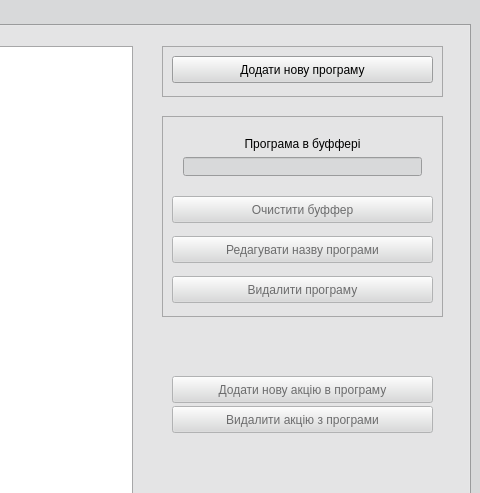
landrew31/db_course_work, file sale_department.ui: the form before one commit; both pictures show x 880 to 1360 and y 0 to 493 of the 1360 by 760 pixel window.
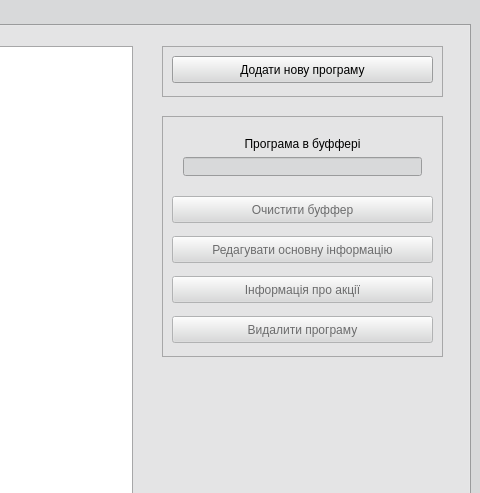
The form after the commit.

Commit message: program info window done & card info started

```diff
--- a/sale_department.ui
+++ b/sale_department.ui
@@ -780,38 +780,6 @@
        </rect>
       </property>
      </widget>
-     <widget class="QPushButton" name="add_new_action_to_program_button">
-      <property name="enabled">
-       <bool>false</bool>
-      </property>
-      <property name="geometry">
-       <rect>
-        <x>1050</x>
-        <y>350</y>
-        <width>261</width>
-        <height>27</height>
-       </rect>
-      </property>
-      <property name="text">
-       <string>Додати нову акцію в програму</string>
-      </property>
-     </widget>
-     <widget class="QPushButton" name="delete_action_from_program_button">
-      <property name="enabled">
-       <bool>false</bool>
-      </property>
-      <property name="geometry">
-       <rect>
-        <x>1050</x>
-        <y>380</y>
-        <width>261</width>
-        <height>27</height>
-       </rect>
-      </property>
-      <property name="text">
-       <string>Видалити акцію з програми</string>
-      </property>
-     </widget>
      <widget class="QFrame" name="frame_3">
       <property name="geometry">
        <rect>
@@ -847,7 +815,7 @@
         <x>1040</x>
         <y>90</y>
         <width>281</width>
-        <height>201</height>
+        <height>241</height>
        </rect>
       </property>
       <property name="frameShape">
@@ -898,7 +866,7 @@
         </rect>
        </property>
        <property name="text">
-        <string>Редагувати назву програми</string>
+        <string>Редагувати основну інформацію</string>
        </property>
       </widget>
       <widget class="QPushButton" name="delete_program_button">
@@ -908,7 +876,7 @@
        <property name="geometry">
         <rect>
          <x>10</x>
-         <y>160</y>
+         <y>200</y>
          <width>261</width>
          <height>27</height>
         </rect>
@@ -933,6 +901,22 @@
         <string>Очистити буффер</string>
        </property>
       </widget>
+      <widget class="QPushButton" name="action_on_program_info">
+       <property name="enabled">
+        <bool>false</bool>
+       </property>
+       <property name="geometry">
+        <rect>
+         <x>10</x>
+         <y>160</y>
+         <width>261</width>
+         <height>27</height>
+        </rect>
+       </property>
+       <property name="text">
+        <string>Інформація про акції</string>
+       </property>
+      </widget>
      </widget>
     </widget>
     <widget class="QWidget" name="tab_cards">
```
The commit also changes 12 other files.
